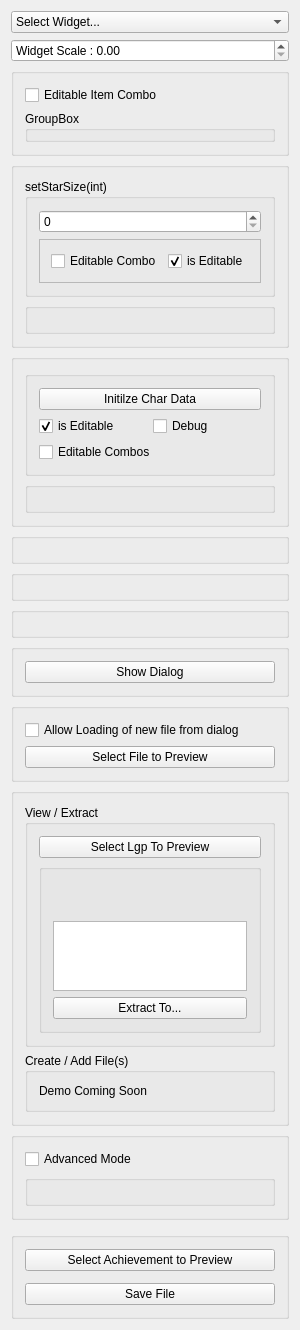
First picture: the form in ff7tkWidgetGallery/mainwindow.ui, repository sithlord48/ff7tk, before the edit.
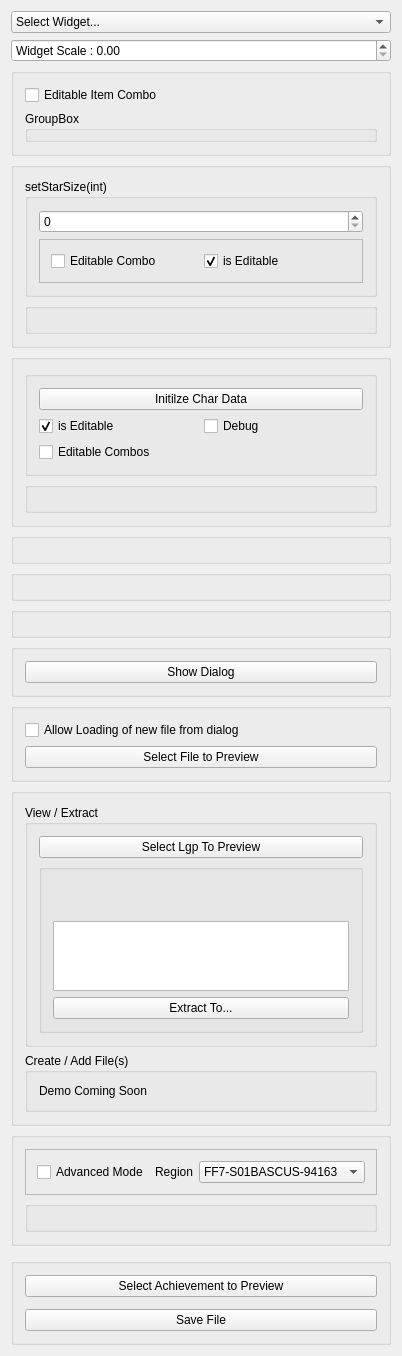
Second picture: the form after the edit.

Diff of the .ui file:
```diff
--- a/ff7tkWidgetGallery/mainwindow.ui
+++ b/ff7tkWidgetGallery/mainwindow.ui
@@ -6,8 +6,8 @@
    <rect>
     <x>0</x>
     <y>0</y>
-    <width>139</width>
-    <height>54</height>
+    <width>178</width>
+    <height>46</height>
    </rect>
   </property>
   <property name="sizePolicy">
@@ -400,10 +400,90 @@
       </property>
       <layout class="QVBoxLayout" name="verticalLayout_12">
        <item>
-        <widget class="QCheckBox" name="checkBox_2">
-         <property name="text">
-          <string>Advanced Mode</string>
+        <widget class="QFrame" name="frame_2">
+         <property name="frameShape">
+          <enum>QFrame::StyledPanel</enum>
          </property>
+         <property name="frameShadow">
+          <enum>QFrame::Raised</enum>
+         </property>
+         <layout class="QHBoxLayout" name="horizontalLayout_2">
+          <item>
+           <widget class="QCheckBox" name="checkBox_2">
+            <property name="text">
+             <string>Advanced Mode</string>
+            </property>
+           </widget>
+          </item>
+          <item>
+           <spacer name="horizontalSpacer">
+            <property name="orientation">
+             <enum>Qt::Horizontal</enum>
+            </property>
+            <property name="sizeHint" stdset="0">
+             <size>
+              <width>40</width>
+              <height>20</height>
+             </size>
+            </property>
+           </spacer>
+          </item>
+          <item>
+           <widget class="QLabel" name="lbl_region">
+            <property name="text">
+             <string>Region</string>
+            </property>
+           </widget>
+          </item>
+          <item>
+           <widget class="QComboBox" name="comboRegion">
+            <property name="sizePolicy">
+             <sizepolicy hsizetype="Expanding" vsizetype="Fixed">
+              <horstretch>0</horstretch>
+              <verstretch>0</verstretch>
+             </sizepolicy>
+            </property>
+            <property name="placeholderText">
+             <string/>
+            </property>
+            <item>
+             <property name="text">
+              <string>FF7-S01BASCUS-94163</string>
+             </property>
+            </item>
+            <item>
+             <property name="text">
+              <string>FF7-S01BESCES-00867</string>
+             </property>
+            </item>
+            <item>
+             <property name="text">
+              <string>FF7-S01BESCES-00868</string>
+             </property>
+            </item>
+            <item>
+             <property name="text">
+              <string>FF7-S01BESCES-00869</string>
+             </property>
+            </item>
+            <item>
+             <property name="text">
+              <string>FF7-S01BESCES-00900</string>
+             </property>
+            </item>
+            <item>
+             <property name="text">
+              <string>FF7-S01BISLPS-00700</string>
+             </property>
+            </item>
+            <item>
+             <property name="text">
+              <string>FF7-S01BISLPS-01057</string>
+             </property>
+            </item>
+           </widget>
+          </item>
+         </layout>
         </widget>
        </item>
        <item>
```
